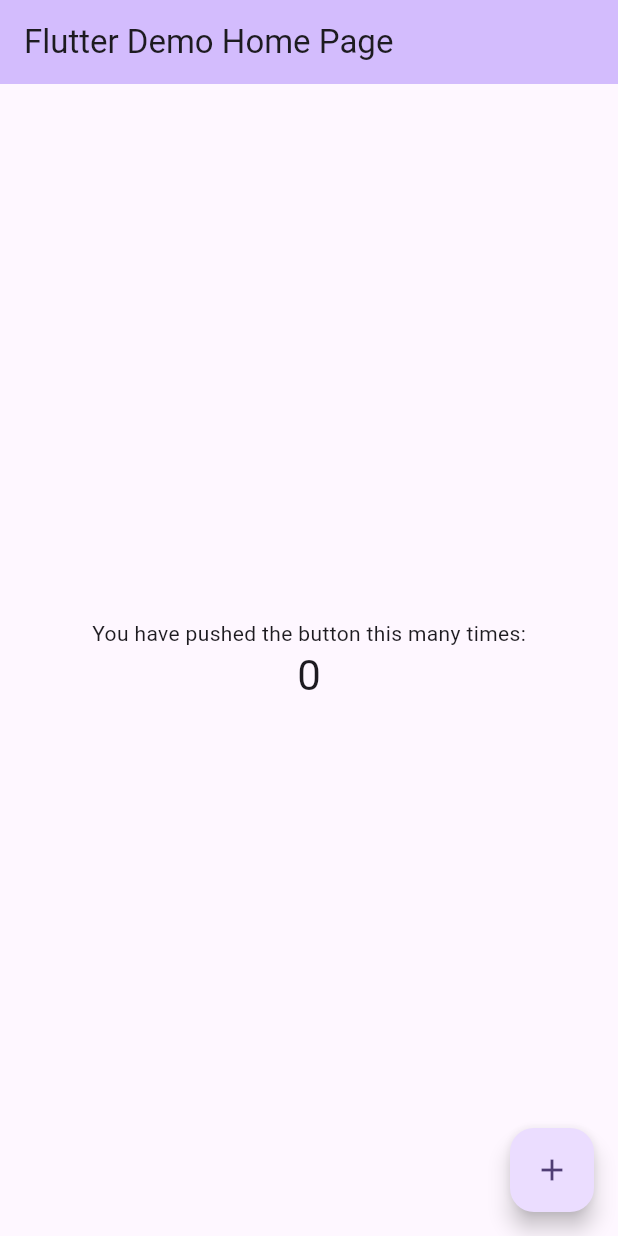
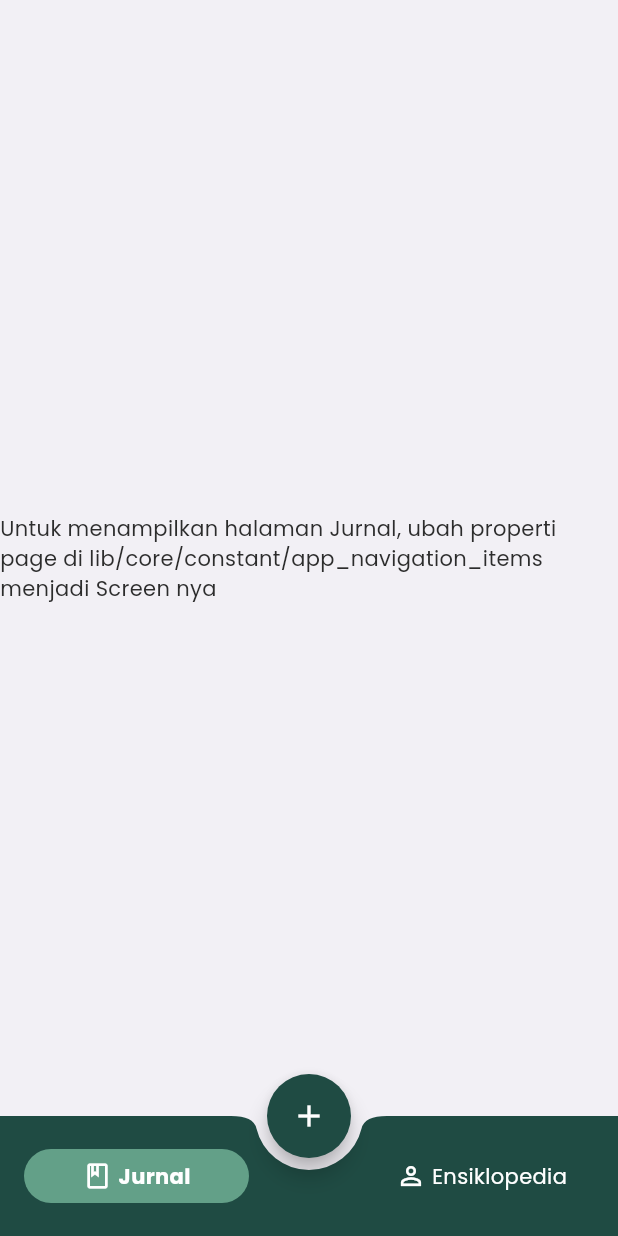
Before and after one commit to DICODING-PG002/nabatdex, a Flutter app: the screen it shows after launch, on a phone screen of 412 x 824 dp. Run offline on Flutter 3.47's test engine with Material 3 defaults, Android fonts, the phone set to English and light mode, and no system bars; our stand-ins replace google_fonts.

Commit message:
Add global bottom navigation bar

```diff
--- /dev/null
+++ b/devtools_options.yaml
@@ -0,0 +1,4 @@
+description: This file stores settings for Dart & Flutter DevTools.
+documentation: https://docs.flutter.dev/tools/devtools/extensions#configure-extension-enablement-states
+extensions:
+  - provider: true
--- /dev/null
+++ b/lib/common/shared_provider/navigation_provider.dart
@@ -0,0 +1,13 @@
+import 'package:flutter/material.dart';
+
+/// Provider untuk switch navigasi bottom navbar berdasarkan index item nya
+class NavigationProvider with ChangeNotifier {
+  int _selectedIndex = 0;
+
+  int get selectedIndex => _selectedIndex;
+
+  void setIndex(int index) {
+    _selectedIndex = index;
+    notifyListeners();
+  }
+}
--- /dev/null
+++ b/lib/common/shared_screen/main_screen.dart
@@ -0,0 +1,43 @@
+import 'package:flutter/material.dart';
+import 'package:nabatdex/common/shared_provider/navigation_provider.dart';
+import 'package:nabatdex/common/shared_widgets/app_bottom_navbar.dart';
+import 'package:nabatdex/core/model/navbar_item.dart';
+import 'package:provider/provider.dart';
+
+class MainScreen extends StatelessWidget {
+  const MainScreen({super.key, required this.navigationItems});
+
+  final List<NavbarItem> navigationItems;
+
+  @override
+  Widget build(BuildContext context) {
+    final selectedIndex = Provider.of<NavigationProvider>(
+      context,
+    ).selectedIndex;
+
+    return Scaffold(
+      body: navigationItems[selectedIndex].page,
+
+      floatingActionButton: FloatingActionButton(
+        onPressed: () {
+          Navigator.pushNamed(context, '/screen');
+        },
+        shape: const CircleBorder(),
+        child: const Icon(Icons.add),
+      ),
+
+      floatingActionButtonLocation: FloatingActionButtonLocation.centerDocked,
+
+      bottomNavigationBar: AppBottomNavbar(
+        items: navigationItems,
+        currentIndex: selectedIndex,
+        onTabTapped: (index) {
+          Provider.of<NavigationProvider>(
+            context,
+            listen: false,
+          ).setIndex(index);
+        },
+      ),
+    );
+  }
+}
--- /dev/null
+++ b/lib/common/shared_widgets/app_bottom_navbar.dart
@@ -0,0 +1,79 @@
+import 'package:nabatdex/core/constant/app_theme.dart';
+import 'package:nabatdex/core/model/navbar_item.dart';
+import 'package:flutter/material.dart';
+
+class AppBottomNavbar extends StatelessWidget {
+  final List<NavbarItem> items;
+  final int currentIndex;
+  final ValueChanged<int> onTabTapped;
+
+  const AppBottomNavbar({
+    super.key,
+    required this.items,
+    required this.currentIndex,
+    required this.onTabTapped,
+  });
+
+  @override
+  Widget build(BuildContext context) {
+    return BottomAppBar(
+      shape: const CircularNotchedRectangle(),
+      notchMargin: 8.0,
+      color: AppTheme.primaryColor,
+      child: Row(
+        children: [
+          _buildNavItem(item: items[0], index: 0),
+          const SizedBox(width: 80),
+          _buildNavItem(item: items[1], index: 1),
+        ],
+      ),
+    );
+  }
+
+  // Helper method untuk membangun setiap item navigasi
+  Widget _buildNavItem({required NavbarItem item, required int index}) {
+    final bool isSelected = currentIndex == index;
+    final Color itemColor = Colors.white;
+    final Color selectedBgColor = AppTheme.secondaryColor;
+
+    return Expanded(
+      child: InkWell(
+        onTap: () => onTabTapped(index),
+        highlightColor: selectedBgColor.withValues(alpha: 0.3),
+        splashColor: selectedBgColor.withValues(alpha: 0.4),
+        borderRadius: BorderRadius.circular(30),
+        child: Container(
+          padding: const EdgeInsets.symmetric(horizontal: 16.0, vertical: 8.0),
+          decoration: BoxDecoration(
+            color: isSelected ? selectedBgColor : Colors.transparent,
+            borderRadius: BorderRadius.circular(30),
+          ),
+          child: Row(
+            mainAxisAlignment: MainAxisAlignment.center,
+            crossAxisAlignment: CrossAxisAlignment.center,
+            mainAxisSize: MainAxisSize.min,
+            children: [
+              Icon(item.icon, color: itemColor, size: 20),
+              if (item.label.isNotEmpty) ...[
+                const SizedBox(width: 4),
+                Flexible(
+                  child: Text(
+                    item.label,
+                    style: TextStyle(
+                      color: itemColor,
+                      fontSize: 14,
+                      fontWeight: isSelected
+                          ? FontWeight.bold
+                          : FontWeight.normal,
+                      overflow: TextOverflow.ellipsis,
+                    ),
+                  ),
+                ),
+              ],
+            ],
+          ),
+        ),
+      ),
+    );
+  }
+}
--- /dev/null
+++ b/lib/core/constant/app_navigation_items.dart
@@ -0,0 +1,33 @@
+import 'package:nabatdex/core/model/navbar_item.dart';
+import 'package:flutter/material.dart';
+
+class AppNavigationItems {
+  AppNavigationItems._();
+
+  static List<NavbarItem> get listItem => [
+    NavbarItem(
+      icon: Icons.book_outlined,
+      label: 'Jurnal',
+      page: Scaffold(
+        body: Center(
+          child: Text(
+            "Untuk menampilkan halaman Jurnal, ubah properti page di lib/core/constant/app_navigation_items menjadi Screen nya",
+          ),
+        ),
+      ),
+      key: Key('journal_screen'),
+    ),
+    NavbarItem(
+      icon: Icons.person_outline,
+      label: 'Ensiklopedia',
+      page: Scaffold(
+        body: Center(
+          child: Text(
+            "Untuk menampilkan halaman Ensiklopedia, ubah properti page di lib/core/constant/app_navigation_items menjadi Screen nya",
+          ),
+        ),
+      ),
+      key: Key('ensiklopedia_screen'),
+    ),
+  ];
+}
--- /dev/null
+++ b/lib/core/constant/app_routes.dart
@@ -0,0 +1,20 @@
+import 'package:nabatdex/common/shared_screen/main_screen.dart';
+import 'package:flutter/material.dart';
+import 'package:nabatdex/core/constant/app_navigation_items.dart';
+
+class AppRoutes {
+  AppRoutes._();
+
+  static get initialRoutes => '/';
+
+  // Definisikan semua named routes di sini
+  static get routes => {
+    // Entry Point untuk Screen dengan navbar
+    // Di dalam nya sudah terdapat main screen fitur Journal dan Ensiklopedia
+    '/': (context) => MainScreen(navigationItems: AppNavigationItems.listItem),
+
+    // Di bawah ini named route untuk semua screen
+    // kecuali main screen journal dan ensiklopedia sudah ada di routes '/'
+    '/scanner': (context) => Placeholder(),
+  };
+}
--- a/lib/core/constant/app_theme.dart
+++ b/lib/core/constant/app_theme.dart
@@ -0,0 +1,126 @@
+import 'package:flutter/material.dart';
+import 'package:google_fonts/google_fonts.dart';
+
+class AppTheme {
+  AppTheme._();
+
+  static const Color primaryColor = Color(0xFF1F4B43);
+  static const Color secondaryColor = Color(0xFF63A088);
+  static const Color accentColor = Color(0xFF53DD6C);
+  static const Color backgroundColor = Color(0xFFF2F0F5);
+  static const Color whiteColor = Color(0xFFFFFFFF);
+  static const Color textColor = Color(0xFF2C2C2C);
+
+  // ===========================================================================
+  // THEME DATA (LIGHT MODE)
+  // ===========================================================================
+
+  static final ThemeData lightTheme = ThemeData(
+    useMaterial3: true,
+    brightness: Brightness.light,
+    scaffoldBackgroundColor: backgroundColor,
+    primaryColor: primaryColor,
+    fontFamily: GoogleFonts.poppins().fontFamily,
+
+    // --- Color Scheme ---
+    colorScheme: const ColorScheme.light(
+      primary: primaryColor,
+      onPrimary: whiteColor,
+      secondary: secondaryColor,
+      onSecondary: whiteColor,
+      surface: whiteColor,
+      onSurface: textColor,
+      error: Colors.redAccent,
+      onError: whiteColor,
+    ),
+
+    // --- Text Theme ---
+    textTheme: GoogleFonts.poppinsTextTheme()
+        .apply(bodyColor: textColor, displayColor: textColor)
+        .copyWith(
+          headlineLarge: GoogleFonts.poppins(
+            color: primaryColor,
+            fontWeight: FontWeight.w700,
+            fontSize: 28,
+          ),
+          titleLarge: GoogleFonts.poppins(
+            color: textColor,
+            fontWeight: FontWeight.w600,
+            fontSize: 20,
+          ),
+          bodyLarge: GoogleFonts.poppins(
+            color: textColor.withValues(alpha: 0.8),
+            fontSize: 16,
+          ),
+          bodyMedium: GoogleFonts.poppins(fontSize: 14),
+        ),
+
+    // --- Component Themes ---
+    // Styling spesifik untuk widget.
+
+    // AppBar
+    appBarTheme: AppBarTheme(
+      backgroundColor: backgroundColor,
+      elevation: 0,
+      scrolledUnderElevation: 0,
+      iconTheme: const IconThemeData(color: primaryColor),
+      titleTextStyle: GoogleFonts.poppins(
+        color: primaryColor,
+        fontSize: 20,
+        fontWeight: FontWeight.w600,
+      ),
+    ),
+
+    // Card
+    cardTheme: CardThemeData(
+      color: primaryColor,
+      elevation: 2,
+      shadowColor: primaryColor.withValues(alpha: 0.2),
+      shape: RoundedRectangleBorder(borderRadius: BorderRadius.circular(16)),
+      margin: const EdgeInsets.symmetric(vertical: 8.0, horizontal: 16.0),
+    ),
+
+    // ElevatedButton
+    elevatedButtonTheme: ElevatedButtonThemeData(
+      style: ElevatedButton.styleFrom(
+        backgroundColor: secondaryColor,
+        foregroundColor: whiteColor,
+        minimumSize: const Size(double.infinity, 52),
+        shape: RoundedRectangleBorder(borderRadius: BorderRadius.circular(12)),
+        textStyle: GoogleFonts.poppins(
+          fontWeight: FontWeight.w600,
+          fontSize: 16,
+        ),
+      ),
+    ),
+
+    // Bottom Navigation Bar
+    bottomNavigationBarTheme: BottomNavigationBarThemeData(
+      backgroundColor: primaryColor,
+      selectedItemColor: whiteColor,
+      unselectedItemColor: whiteColor.withValues(alpha: 0.6),
+      type: BottomNavigationBarType.fixed,
+      selectedLabelStyle: GoogleFonts.poppins(fontWeight: FontWeight.w500),
+      unselectedLabelStyle: GoogleFonts.poppins(),
+    ),
+
+    // Floating Action Button (FAB)
+    floatingActionButtonTheme: const FloatingActionButtonThemeData(
+      backgroundColor: primaryColor,
+      foregroundColor: whiteColor,
+      shape: CircleBorder(),
+    ),
+
+    // Dialog
+    dialogTheme: DialogThemeData(
+      backgroundColor: primaryColor,
+      shape: RoundedRectangleBorder(borderRadius: BorderRadius.circular(20)),
+      titleTextStyle: GoogleFonts.poppins(
+        color: accentColor, // Judul dialog menggunakan warna aksen.
+        fontSize: 22,
+        fontWeight: FontWeight.bold,
+      ),
+      contentTextStyle: GoogleFonts.poppins(color: whiteColor, fontSize: 15),
+    ),
+  );
+}
--- /dev/null
+++ b/lib/core/model/navbar_item.dart
@@ -0,0 +1,15 @@
+import 'package:flutter/widgets.dart';
+
+class NavbarItem {
+  final IconData icon;
+  final String label;
+  final Widget page;
+  final Key key;
+
+  const NavbarItem({
+    required this.icon,
+    required this.label,
+    required this.page,
+    required this.key,
+  });
+}
--- a/lib/main.dart
+++ b/lib/main.dart
@@ -1,122 +1,28 @@
 import 'package:flutter/material.dart';
+import 'package:nabatdex/common/shared_provider/navigation_provider.dart';
+import 'package:nabatdex/core/constant/app_routes.dart';
+import 'package:nabatdex/core/constant/app_theme.dart';
+import 'package:provider/provider.dart';
 
 void main() {
-  runApp(const MyApp());
+  runApp(
+    ChangeNotifierProvider(
+      create: (context) => NavigationProvider(),
+      child: const NabatDexApp(),
+    ),
+  );
 }
 
-class MyApp extends StatelessWidget {
-  const MyApp({super.key});
+class NabatDexApp extends StatelessWidget {
+  const NabatDexApp({super.key});
 
-  // This widget is the root of your application.
   @override
   Widget build(BuildContext context) {
     return MaterialApp(
-      title: 'Flutter Demo',
-      theme: ThemeData(
-        // This is the theme of your application.
-        //
-        // TRY THIS: Try running your application with "flutter run". You'll see
-        // the application has a purple toolbar. Then, without quitting the app,
-        // try changing the seedColor in the colorScheme below to Colors.green
-        // and then invoke "hot reload" (save your changes or press the "hot
-        // reload" button in a Flutter-supported IDE, or press "r" if you used
-        // the command line to start the app).
-        //
-        // Notice that the counter didn't reset back to zero; the application
-        // state is not lost during the reload. To reset the state, use hot
-        // restart instead.
-        //
-        // This works for code too, not just values: Most code changes can be
-        // tested with just a hot reload.
-        colorScheme: ColorScheme.fromSeed(seedColor: Colors.deepPurple),
-      ),
-      home: const MyHomePage(title: 'Flutter Demo Home Page'),
+      title: 'NabatDex',
+      theme: AppTheme.lightTheme,
+      initialRoute: AppRoutes.initialRoutes,
+      routes: AppRoutes.routes,
     );
   }
 }
-
-class MyHomePage extends StatefulWidget {
-  const MyHomePage({super.key, required this.title});
-
-  // This widget is the home page of your application. It is stateful, meaning
-  // that it has a State object (defined below) that contains fields that affect
-  // how it looks.
-
-  // This class is the configuration for the state. It holds the values (in this
-  // case the title) provided by the parent (in this case the App widget) and
-  // used by the build method of the State. Fields in a Widget subclass are
-  // always marked "final".
-
-  final String title;
-
-  @override
-  State<MyHomePage> createState() => _MyHomePageState();
-}
-
-class _MyHomePageState extends State<MyHomePage> {
-  int _counter = 0;
-
-  void _incrementCounter() {
-    setState(() {
-      // This call to setState tells the Flutter framework that something has
-      // changed in this State, which causes it to rerun the build method below
-      // so that the display can reflect the updated values. If we changed
-      // _counter without calling setState(), then the build method would not be
-      // called again, and so nothing would appear to happen.
-      _counter++;
-    });
-  }
-
-  @override
-  Widget build(BuildContext context) {
-    // This method is rerun every time setState is called, for instance as done
-    // by the _incrementCounter method above.
-    //
-    // The Flutter framework has been optimized to make rerunning build methods
-    // fast, so that you can just rebuild anything that needs updating rather
-    // than having to individually change instances of widgets.
-    return Scaffold(
-      appBar: AppBar(
-        // TRY THIS: Try changing the color here to a specific color (to
-        // Colors.amber, perhaps?) and trigger a hot reload to see the AppBar
-        // change color while the other colors stay the same.
-        backgroundColor: Theme.of(context).colorScheme.inversePrimary,
-        // Here we take the value from the MyHomePage object that was created by
-        // the App.build method, and use it to set our appbar title.
-        title: Text(widget.title),
-      ),
-      body: Center(
-        // Center is a layout widget. It takes a single child and positions it
-        // in the middle of the parent.
-        child: Column(
-          // Column is also a layout widget. It takes a list of children and
-          // arranges them vertically. By default, it sizes itself to fit its
-          // children horizontally, and tries to be as tall as its parent.
-          //
-          // Column has various properties to control how it sizes itself and
-          // how it positions its children. Here we use mainAxisAlignment to
-          // center the children vertically; the main axis here is the vertical
-          // axis because Columns are vertical (the cross axis would be
-          // horizontal).
-          //
-          // TRY THIS: Invoke "debug painting" (choose the "Toggle Debug Paint"
-          // action in the IDE, or press "p" in the console), to see the
-          // wireframe for each widget.
-          mainAxisAlignment: MainAxisAlignment.center,
-          children: <Widget>[
-            const Text('You have pushed the button this many times:'),
-            Text(
-              '$_counter',
-              style: Theme.of(context).textTheme.headlineMedium,
-            ),
-          ],
-        ),
-      ),
-      floatingActionButton: FloatingActionButton(
-        onPressed: _incrementCounter,
-        tooltip: 'Increment',
-        child: const Icon(Icons.add),
-      ), // This trailing comma makes auto-formatting nicer for build methods.
-    );
-  }
-}
--- a/pubspec.yaml
+++ b/pubspec.yaml
@@ -34,6 +34,9 @@ dependencies:
   # The following adds the Cupertino Icons font to your application.
   # Use with the CupertinoIcons class for iOS style icons.
   cupertino_icons: ^1.0.8
+  google_fonts: ^6.3.2
+  provider: ^6.1.5+1
+  sqflite: ^2.4.2
 
 dev_dependencies:
   flutter_test:
```
Also changed, not shown: lib/common/shared_widgets/main_bottom_navbar.dart (deleted), pubspec.lock, 3 other files.
